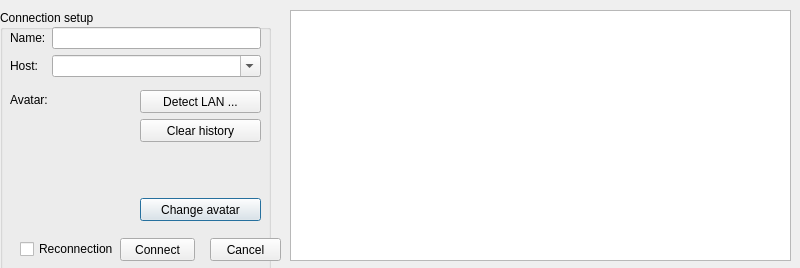
Before: the Qt Designer form src/dialog/connectiondialog.ui in Paracel/QSanguosha-Para, drawn with Qt 5.
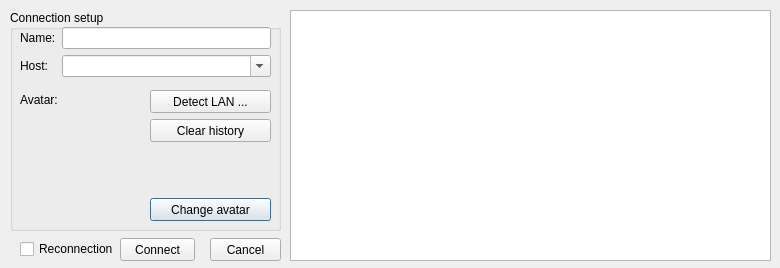
After: the same form once the commit is applied.

Commit message: fix the layout of connection dialog

```diff
--- a/src/dialog/connectiondialog.ui
+++ b/src/dialog/connectiondialog.ui
@@ -9,7 +9,7 @@
    <rect>
     <x>0</x>
     <y>0</y>
-    <width>800</width>
+    <width>780</width>
     <height>268</height>
    </rect>
   </property>
@@ -19,10 +19,10 @@
   <widget class="QGroupBox" name="groupBox">
    <property name="geometry">
     <rect>
-     <x>0</x>
+     <x>10</x>
      <y>10</y>
      <width>271</width>
-     <height>271</height>
+     <height>221</height>
     </rect>
    </property>
    <property name="title">
@@ -147,7 +147,7 @@
     <rect>
      <x>290</x>
      <y>10</y>
-     <width>501</width>
+     <width>481</width>
      <height>251</height>
     </rect>
    </property>
```
